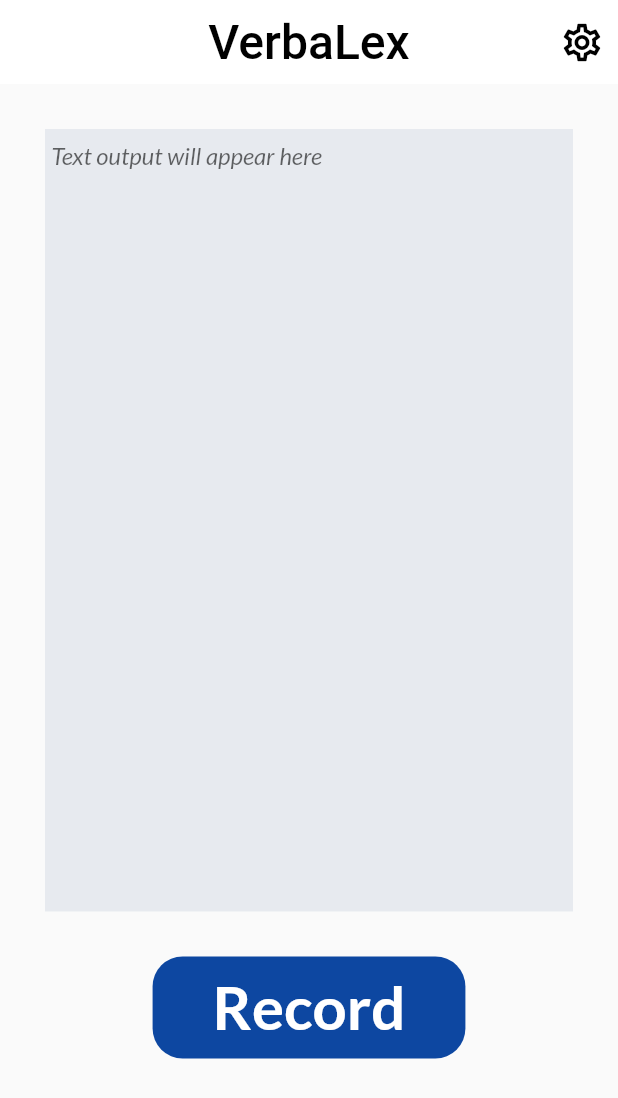
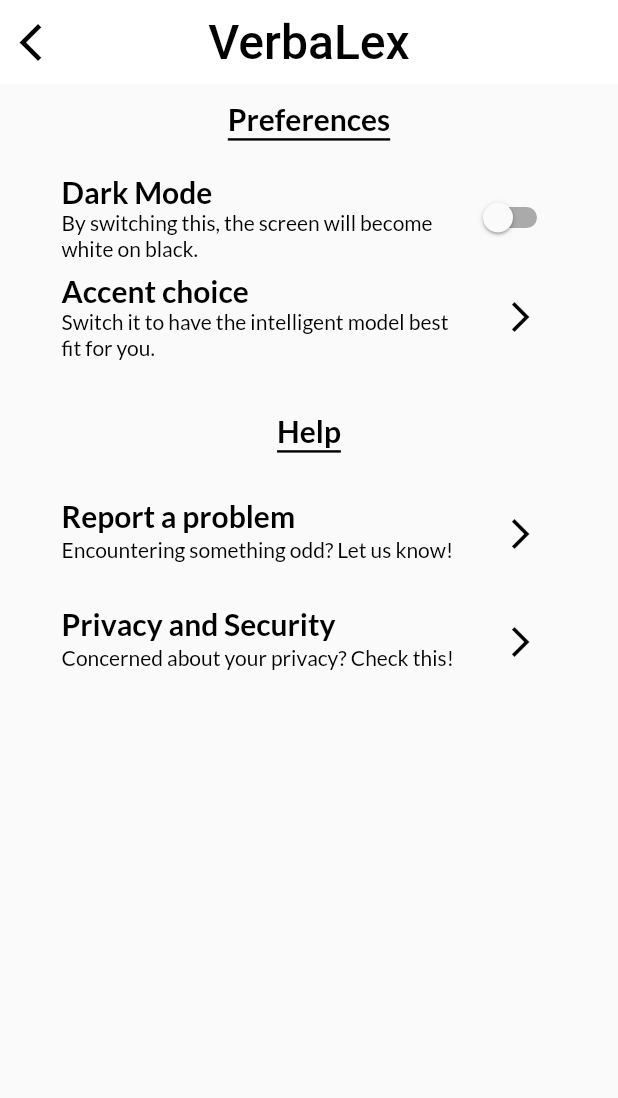
Before and after one commit to RitchieP/VerbaLex, a Flutter app: the screen it shows after launch, after a tap on the "settings" icon, on a phone screen of 412 x 824 dp. Shown: the top 1098 px of the screen. Run offline on Flutter 3.47's test engine with Material 2 defaults, Android fonts, the phone set to English and light mode, and no system bars; our stand-ins replace google_fonts.

Commit message:
Implement settings screen and minor changes to other widgets

```diff
--- a/verbalex/lib/main.dart
+++ b/verbalex/lib/main.dart
@@ -13,7 +13,7 @@
   @override
   Widget build(BuildContext context) {
     return MaterialApp(
-      title: 'Flutter Demo',
+      title: 'VerbaLex',
       theme: ThemeData(
           // This is the theme of your application.
           //
--- a/verbalex/lib/screen/home_screen.dart
+++ b/verbalex/lib/screen/home_screen.dart
@@ -14,7 +14,7 @@
   @override
   Widget build(BuildContext context) {
     return Scaffold(
-      appBar: const UpperNavBar(),
+      appBar: const UpperNavBar(screen: "homepage",),
       body: Center(
         child: Column(
           children: const [
--- /dev/null
+++ b/verbalex/lib/screen/settings_screen.dart
@@ -0,0 +1,49 @@
+import 'package:flutter/material.dart';
+import 'package:verbalex/widgets/ListTileStyles.dart';
+import 'package:verbalex/widgets/upper_nav_bar.dart';
+
+class SettingsScreen extends StatefulWidget {
+  const SettingsScreen({super.key});
+
+  @override
+  State<SettingsScreen> createState() => _SettingsScreenState();
+}
+
+class _SettingsScreenState extends State<SettingsScreen> {
+  @override
+  Widget build(BuildContext context) {
+    return Scaffold(
+      appBar: const UpperNavBar(screen: "settings",),
+      body: Padding(
+        padding: const EdgeInsets.symmetric(horizontal: 25.0),
+        child: Column(
+          children: [
+            listTileTitle("Preferences"),
+            listTileOptions(
+              "Dark Mode",
+              "By switching this, the screen will become white on black.",
+              true
+            ),
+            listTileOptions(
+              "Accent choice",
+              "Switch it to have the intelligent model best fit for you.",
+              false
+            ),
+            const SizedBox(height: 20,),
+            listTileTitle("Help"),
+            listTileOptions(
+              "Report a problem",
+              "Encountering something odd? Let us know!",
+              false
+            ),
+            listTileOptions(
+              "Privacy and Security",
+              "Concerned about your privacy? Check this!",
+              false
+            )
+          ],
+        ),
+      )
+    );
+  }
+}
--- /dev/null
+++ b/verbalex/lib/widgets/ListTileStyles.dart
@@ -0,0 +1,31 @@
+import 'package:flutter/material.dart';
+
+Widget listTileTitle(String title) {
+  return ListTile(
+    title: Text(title,
+        textAlign: TextAlign.center,
+        style: const TextStyle(
+            decoration: TextDecoration.underline,
+            fontWeight: FontWeight.w700,
+            fontSize: 20,
+            color: Colors.transparent,
+            decorationColor: Colors.black,
+            shadows: [Shadow(color: Colors.black, offset: Offset(0, -5))])),
+  );
+}
+
+Widget listTileOptions(String title, String subtitle, bool isSwitch) {
+  return ListTile(
+    title: Text(
+      title,
+      style: const TextStyle(fontWeight: FontWeight.w600, fontSize: 20, color: Colors.black),
+    ),
+    subtitle: Text(subtitle, style: const TextStyle(color: Colors.black),),
+    trailing: isSwitch
+        ? Switch(value: false, onChanged: (bool value) {})
+        : IconButton(
+          onPressed: () {},
+          icon: const Icon(Icons.arrow_forward_ios, color: Colors.black,),
+        )
+  );
+}
--- a/verbalex/lib/widgets/upper_nav_bar.dart
+++ b/verbalex/lib/widgets/upper_nav_bar.dart
@@ -1,7 +1,12 @@
 import 'package:flutter/material.dart';
 
+import '../screen/settings_screen.dart';
+
 class UpperNavBar extends StatelessWidget implements PreferredSizeWidget {
-  const UpperNavBar({super.key});
+  const UpperNavBar({super.key, required this.screen});
+
+  /// Only accepts "homepage" or "settings" as a value
+  final String screen;
 
   @override
   Widget build(BuildContext context) {
@@ -15,10 +20,27 @@
       ),
       centerTitle: true,
       elevation: 0,
-      actions: [
+      leading: screen == "settings"
+          ? IconButton(
+              onPressed: () {
+                Navigator.of(context).pop();
+              },
+              icon: const Icon(
+                Icons.arrow_back_ios,
+                color: Colors.black,
+                size: 30,
+              ),
+            )
+          : null,
+      actions: screen == "homepage"
+          ? [
               IconButton(
                 onPressed: () {
-
+                  Navigator.of(context).push(
+                    MaterialPageRoute(
+                      builder: (context) => const SettingsScreen(),
+                    ),
+                  );
                 },
                 icon: const Icon(
                   Icons.settings_outlined,
@@ -26,7 +48,8 @@
                   size: 30,
                 ),
               ),
-      ],
+            ]
+          : null,
     );
   }
 
```
Lines whose indentation alone changed are shown as unchanged.
